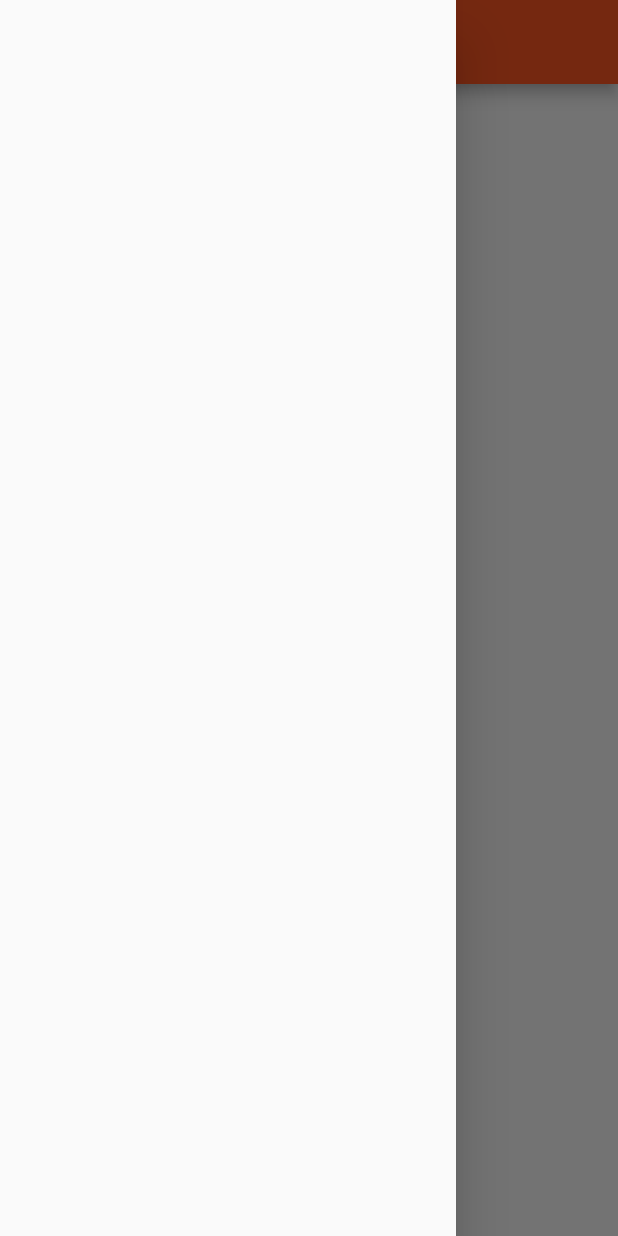
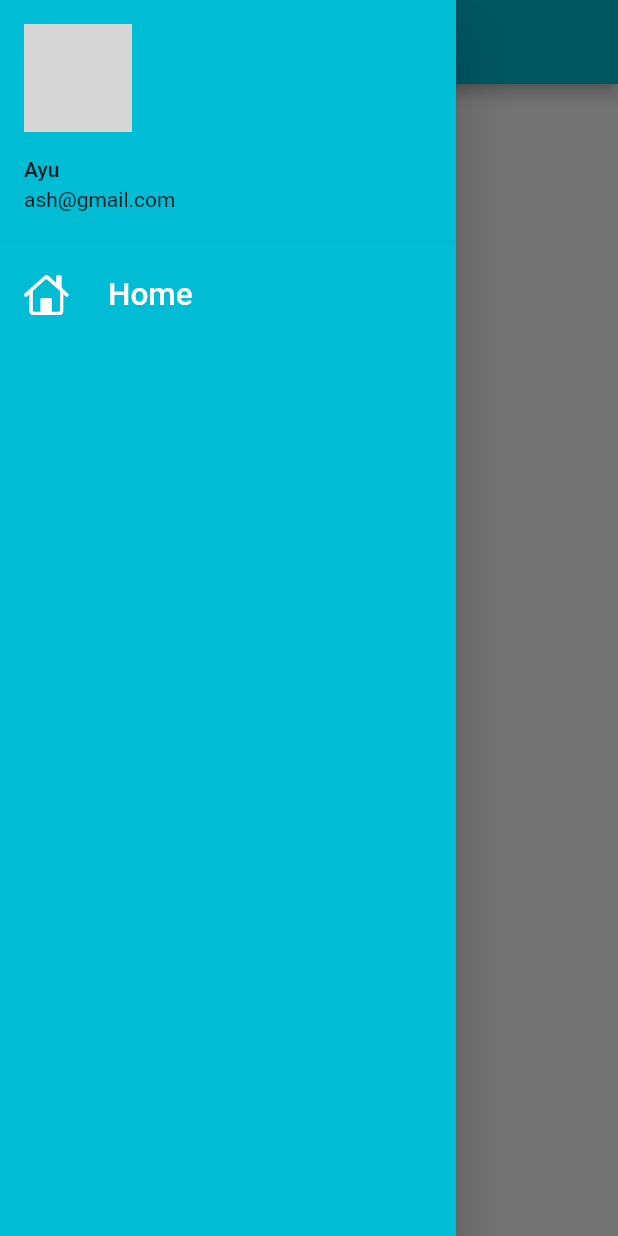
Before and after one commit to ayush0525/flutter, a Flutter app: the screen it shows after launch, with the side drawer open, on a phone screen of 412 x 824 dp. Run offline on Flutter 3.47's test engine with Material 2 defaults, Android fonts, the phone set to English and light mode, and no system bars; our stand-ins replace google_fonts; network calls fail; Roboto replaces fonts that are missing (Lacquer); grey boxes are pictures that could not be loaded.

Commit message:
day2completed

```diff
--- a/lib/main.dart
+++ b/lib/main.dart
@@ -15,8 +15,9 @@ class MyApp extends StatelessWidget {
       debugShowCheckedModeBanner: false,
       themeMode: ThemeMode.light,
       theme: ThemeData(
-          primarySwatch: Colors.deepOrange,
-          primaryTextTheme: GoogleFonts.lacquerTextTheme()),
+        primarySwatch: Colors.cyan,
+        // primaryTextTheme: GoogleFonts.lacquerTextTheme()
+      ),
       darkTheme: ThemeData(
         brightness: Brightness.dark,
       ),
--- a/lib/page/home_page.dart
+++ b/lib/page/home_page.dart
@@ -1,4 +1,5 @@
 import 'package:flutter/material.dart';
+import 'package:flutter_application_1/widgets/drawer.dart';
 
 class HomePage extends StatelessWidget {
   // final int days = 30;
@@ -14,7 +15,7 @@ class HomePage extends StatelessWidget {
           child: Text("Welcome to  $name"),
         ),
       ),
-      drawer: Drawer(),
+      drawer: MyDrawer(),
     );
   }
 }
--- /dev/null
+++ b/lib/widgets/drawer.dart
@@ -0,0 +1,49 @@
+import 'package:flutter/cupertino.dart';
+import 'package:flutter/material.dart';
+
+class MyDrawer extends StatelessWidget {
+  const MyDrawer({Key? key}) : super(key: key);
+
+  @override
+  Widget build(BuildContext context) {
+    final imageUrl =
+        "https://www.google.com/imgres?imgurl=https%3A%2F%2Fcdn.britannica.com%2F25%2F222725-050-170F622A%2FIndian-cricketer-Mahendra-Singh-Dhoni-2011.jpg&imgrefurl=https%3A%2F%2Fwww.britannica.com%2Fbiography%2FMahendra-Dhoni&tbnid=kF94PGB-8k17UM&vet=12ahUKEwj9pa73v5fzAhW32nMBHSv2DNoQMygIegUIARDcAQ..i&docid=-3Sey1Y_2rHoMM&w=1298&h=1600&q=ms%20dhoni&ved=2ahUKEwj9pa73v5fzAhW32nMBHSv2DNoQMygIegUIARDcAQ";
+
+    return Drawer(
+      child: Container(
+        color: Colors.cyan,
+        child: ListView(
+          padding: EdgeInsets.zero,
+          children: [
+            DrawerHeader(
+              padding: EdgeInsets.zero,
+              //margin: EdgeInsets.zero,
+              child: UserAccountsDrawerHeader(
+                margin: EdgeInsets.zero,
+                accountName: Text("Ayu"),
+                accountEmail: Text("ash@gmail.com"),
+                currentAccountPicture: CircleAvatar(
+                  backgroundImage: NetworkImage(imageUrl),
+                ),
+              ),
+            ),
+            ListTile(
+              leading: Icon(
+                CupertinoIcons.home,
+                color: Colors.white,
+                size: 30.0,
+              ),
+              title: Text(
+                "Home",
+                textScaleFactor: 1.5,
+                style: TextStyle(
+                  color: Colors.white,
+                ),
+              ),
+            ),
+          ],
+        ),
+      ),
+    );
+  }
+}
```
